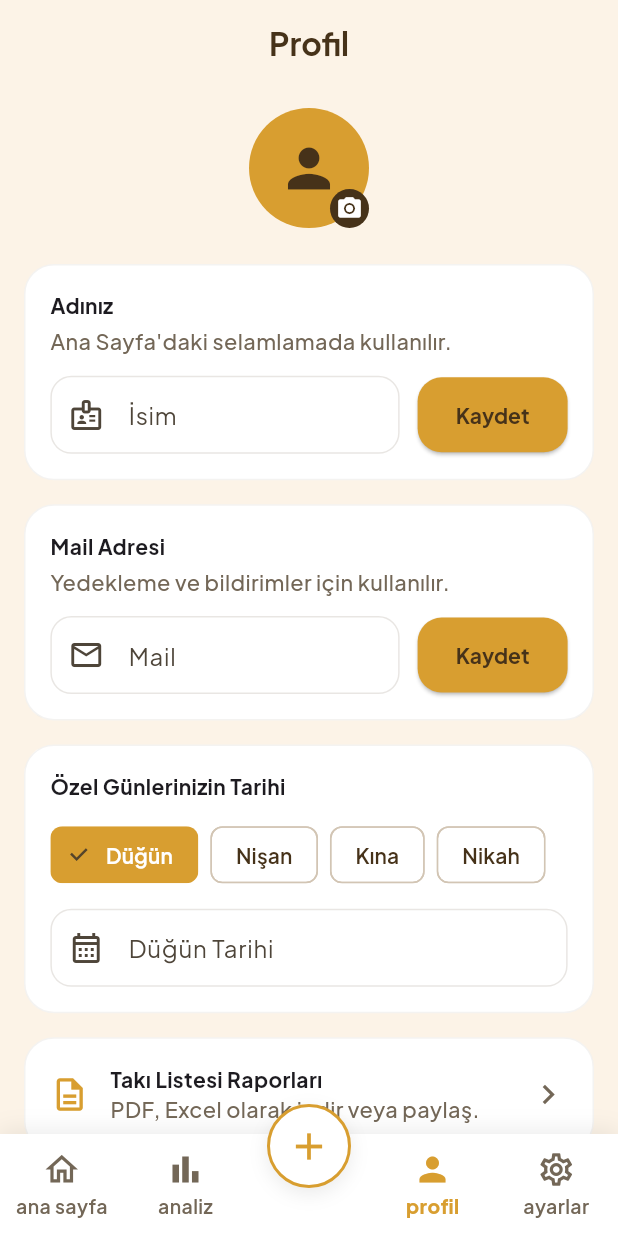
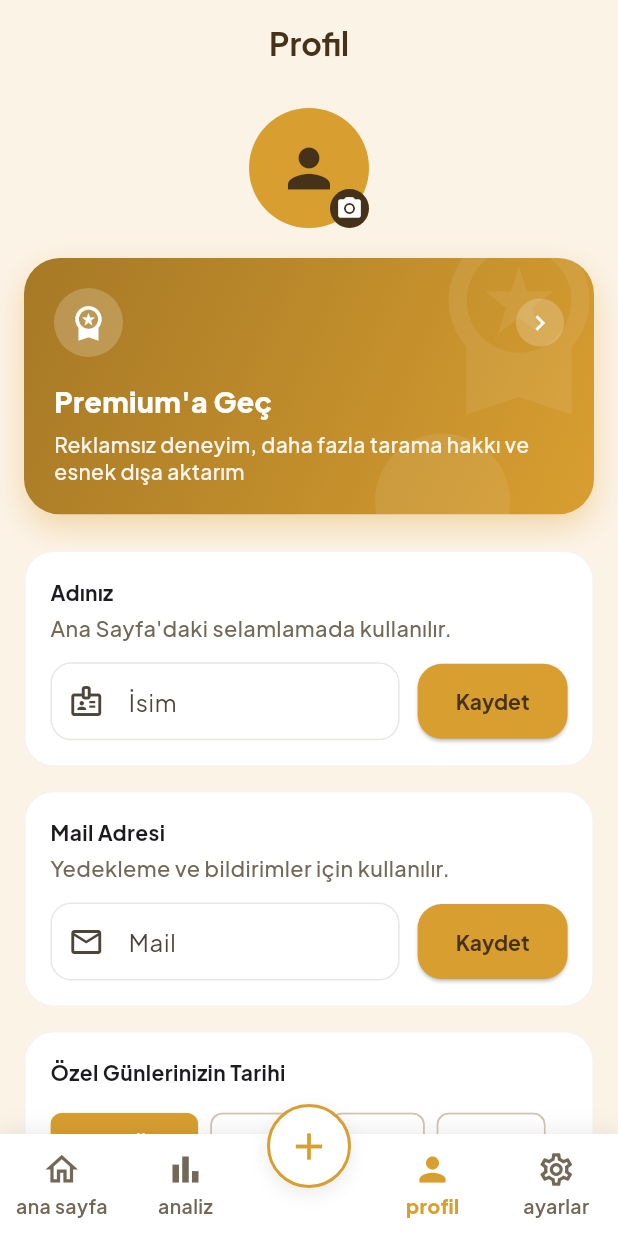
Before and after one commit to lvntaslann/taki-sandigim, a Flutter app: the ProfileScreen screen opened by its route, on a phone screen of 412 x 824 dp. Run offline on Flutter 3.47's test engine with Material 3 defaults, Android fonts, the phone set to English and light mode, and no system bars; our stand-ins replace camera, dio, equatable, file_picker, fl_chart, flutter_bloc and 9 more; missing offline and left inert: excel, google_mlkit_text_recognition; accounts and stored records are empty.

Commit message:
feat(premium): add premium subscription paywall screen

```diff
--- a/lib/app/routes/app_router.dart
+++ b/lib/app/routes/app_router.dart
@@ -7,6 +7,7 @@ import '../../features/dashboard/presentation/screens/dashboard_screen.dart';
 import '../../features/onboarding/presentation/screens/email_entry_screen.dart';
 import '../../features/onboarding/presentation/screens/name_entry_screen.dart';
 import '../../features/onboarding/presentation/screens/onboarding_screen.dart';
+import '../../features/premium/presentation/screens/premium_screen.dart';
 import '../../features/profile/presentation/screens/profile_screen.dart';
 import '../../features/profile/presentation/screens/reports_screen.dart';
 import '../../features/dashboard/data/models/gift_model.dart';
@@ -144,6 +145,11 @@ class AppRouter {
         builder: (context, state) => const CalendarScreen(),
       ),
       GoRoute(
+        path: AppRoutes.premium,
+        parentNavigatorKey: _rootNavigatorKey,
+        builder: (context, state) => const PremiumScreen(),
+      ),
+      GoRoute(
         path: AppRoutes.giftValueAnalysis,
         parentNavigatorKey: _rootNavigatorKey,
         builder: (context, state) =>
--- a/lib/app/routes/app_routes.dart
+++ b/lib/app/routes/app_routes.dart
@@ -12,6 +12,7 @@ class AppRoutes {
   static const String addGift = '/add-gift';
   static const String reports = '/reports';
   static const String calendar = '/calendar';
+  static const String premium = '/premium';
   static const String giftValueAnalysis = '/gift-value-analysis';
   static const String valueAnalysisList = '/value-analysis';
 }
--- a/lib/features/profile/presentation/screens/profile_screen.dart
+++ b/lib/features/profile/presentation/screens/profile_screen.dart
@@ -2,6 +2,7 @@ import 'dart:convert';
 
 import 'package:flutter/material.dart';
 import 'package:go_router/go_router.dart';
+import 'package:google_fonts/google_fonts.dart';
 import 'package:image_picker/image_picker.dart';
 import 'package:intl/intl.dart';
 
@@ -107,6 +108,8 @@ class _ProfileScreenState extends State<ProfileScreen> {
   }
 
   void _openReports() => context.push(AppRoutes.reports);
+
+  void _openPremium() => context.push(AppRoutes.premium);
 
   Future<void> _pickPhoto() async {
     final picked = await ImagePicker().pickImage(
@@ -231,6 +234,8 @@ class _ProfileScreenState extends State<ProfileScreen> {
               ),
             ),
           ],
+          const SizedBox(height: 20),
+          _premiumBanner(),
           const SizedBox(height: 24),
           CustomCard(
             child: Column(
@@ -464,4 +469,120 @@ class _ProfileScreenState extends State<ProfileScreen> {
       ),
     );
   }
+
+  Widget _premiumBanner() {
+    return InkWell(
+      onTap: _openPremium,
+      borderRadius: BorderRadius.circular(24),
+      child: Container(
+        decoration: BoxDecoration(
+          borderRadius: BorderRadius.circular(24),
+          boxShadow: [
+            BoxShadow(
+              color: AppColors.primary.withValues(alpha: 0.35),
+              blurRadius: 18,
+              offset: const Offset(0, 8),
+            ),
+          ],
+        ),
+        child: ClipRRect(
+          borderRadius: BorderRadius.circular(24),
+          child: Stack(
+            children: [
+              Positioned.fill(
+                child: DecoratedBox(
+                  decoration: BoxDecoration(
+                    gradient: const LinearGradient(
+                      colors: [AppColors.primaryDark, AppColors.primary],
+                      begin: Alignment.topLeft,
+                      end: Alignment.bottomRight,
+                    ),
+                  ),
+                ),
+              ),
+              Positioned(
+                top: -30,
+                right: -20,
+                child: Icon(
+                  Icons.workspace_premium,
+                  size: 140,
+                  color: Colors.white.withValues(alpha: 0.08),
+                ),
+              ),
+              Positioned(
+                bottom: -36,
+                right: 56,
+                child: Container(
+                  width: 90,
+                  height: 90,
+                  decoration: BoxDecoration(
+                    shape: BoxShape.circle,
+                    color: Colors.white.withValues(alpha: 0.08),
+                  ),
+                ),
+              ),
+              Padding(
+                padding: const EdgeInsets.all(20),
+                child: Column(
+                  crossAxisAlignment: CrossAxisAlignment.start,
+                  children: [
+                    Row(
+                      mainAxisAlignment: MainAxisAlignment.spaceBetween,
+                      children: [
+                        Container(
+                          width: 46,
+                          height: 46,
+                          decoration: BoxDecoration(
+                            color: Colors.white.withValues(alpha: 0.2),
+                            shape: BoxShape.circle,
+                          ),
+                          child: const Icon(
+                            Icons.workspace_premium,
+                            color: Colors.white,
+                            size: 26,
+                          ),
+                        ),
+                        Container(
+                          width: 32,
+                          height: 32,
+                          decoration: BoxDecoration(
+                            color: Colors.white.withValues(alpha: 0.2),
+                            shape: BoxShape.circle,
+                          ),
+                          child: const Icon(
+                            Icons.chevron_right,
+                            color: Colors.white,
+                            size: 20,
+                          ),
+                        ),
+                      ],
+                    ),
+                    const SizedBox(height: 16),
+                    Text(
+                      'Premium\'a Geç',
+                      style: GoogleFonts.plusJakartaSans(
+                        color: Colors.white,
+                        fontWeight: FontWeight.w800,
+                        fontSize: 19,
+                      ),
+                    ),
+                    const SizedBox(height: 6),
+                    Text(
+                      'Reklamsız deneyim, daha fazla tarama hakkı ve esnek dışa aktarım',
+                      style: GoogleFonts.plusJakartaSans(
+                        color: Colors.white.withValues(alpha: 0.92),
+                        fontSize: 14,
+                        fontWeight: FontWeight.w500,
+                        height: 1.3,
+                      ),
+                    ),
+                  ],
+                ),
+              ),
+            ],
+          ),
+        ),
+      ),
+    );
+  }
 }
```
Also changed, not shown: lib/features/premium/domain/premium_plan.dart (added, +39 -0 lines), lib/features/premium/presentation/screens/premium_screen.dart (added, +316 -0 lines).
